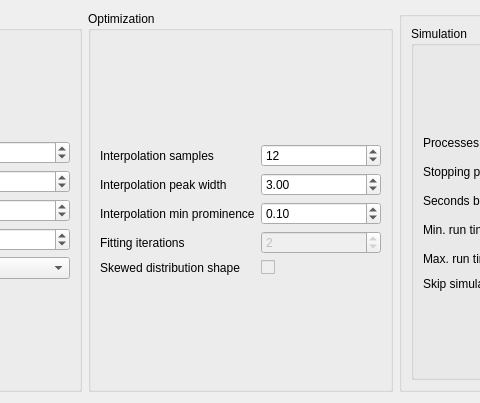
This is ui_files/ui_optimization_linear_recoil_params.ui in JYU-IBA/potku as Qt 5 draws it before an edit; both pictures show x 233 to 713 and y 0 to 403 of the 947 by 403 pixel window. The edited form follows.
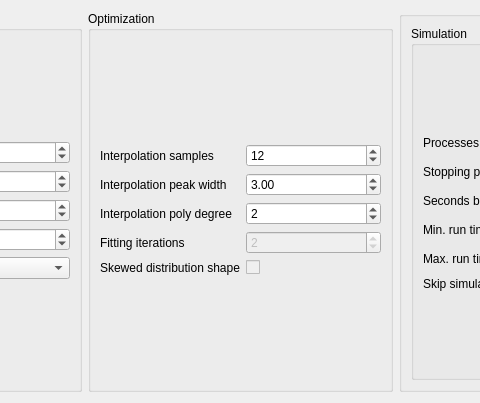
This is the edited form.

Commit message:
Replace sample prominence with polynomial degree
- simplifies code and seems to work better

```diff
--- a/ui_files/ui_optimization_linear_recoil_params.ui
+++ b/ui_files/ui_optimization_linear_recoil_params.ui
@@ -236,26 +236,26 @@
           <item row="2" column="0">
            <widget class="QLabel" name="label_9">
             <property name="text">
-             <string>Interpolation min prominence</string>
+             <string>Interpolation poly degree</string>
             </property>
            </widget>
           </item>
           <item row="2" column="1">
-           <widget class="QDoubleSpinBox" name="sampleProminenceDoubleSpinBox">
+           <widget class="QSpinBox" name="samplePolynomialDegreeSpinBox">
             <property name="toolTip">
-             <string>Minimum prominence (height) factor for a sample to be accepted in the MeV-to-nm interpolation function data points</string>
+             <string>Degree of the polynomial used to fit the MeV-to-nm conversion function</string>
             </property>
             <property name="minimum">
-             <double>0.010000000000000</double>
+             <number>0</number>
             </property>
             <property name="maximum">
-             <double>1.000000000000000</double>
+             <number>20</number>
             </property>
             <property name="singleStep">
-             <double>0.010000000000000</double>
+             <number>1</number>
             </property>
             <property name="value">
-             <double>0.100000000000000</double>
+             <number>2</number>
             </property>
            </widget>
           </item>
```
The commit also changes 3 other files.
